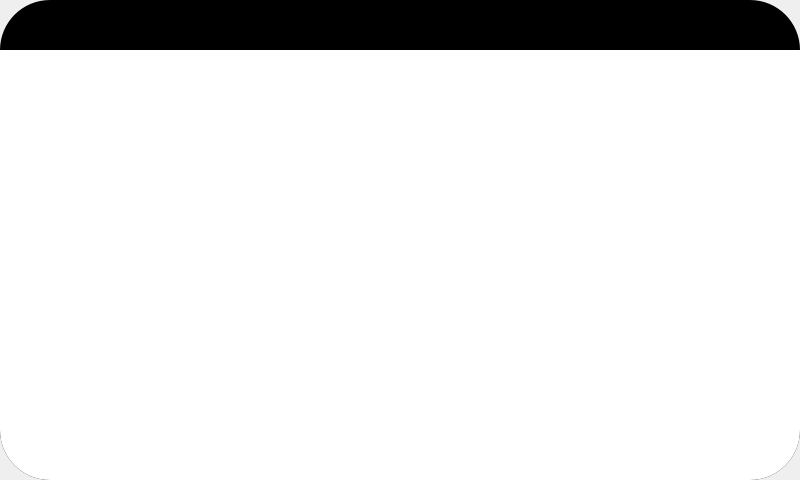
Above: loginwidget.ui from XinyuCraft/ShitChat before the change. Below: the same form after it.
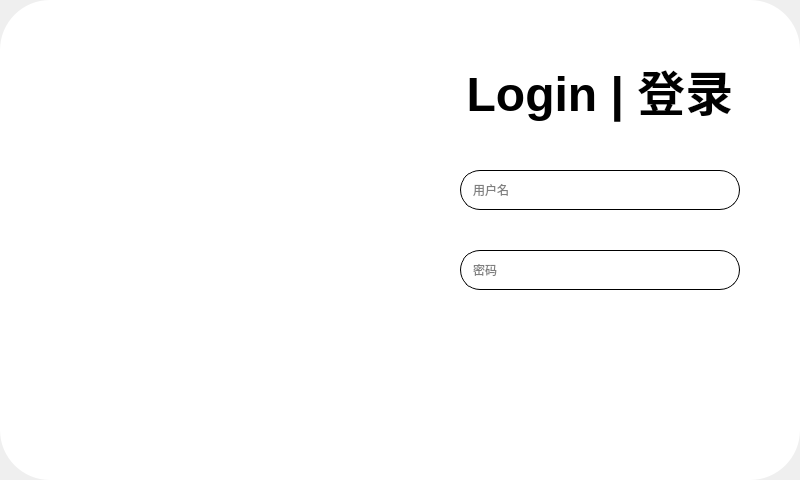
That is the form after the change. Icons and pictures are not drawn.

Diff of the .ui file:
```diff
--- a/loginwidget.ui
+++ b/loginwidget.ui
@@ -29,15 +29,50 @@
    <string notr="true">
 /* 窗口 */
 QFrame#frame {
-	background-color: rgb(0, 0, 0);
+	background-color: rgb(255, 255, 255);
 	border-radius:50px
 }
+
+QWidget#LoginPage {
+}
+
 /* 背景图片 */
 QLabel#background_image {
-	background-color: rgb(255, 255, 255);
-	border-image: url(:/image/sky.jpg) 0 0 0 0 stretch stretch;
-	border-bottom-left-radius: 50px;
-	border-bottom-right-radius: 50px;
+	background: qlineargradient(x1: 0, y1: 0, x2: 1, y2: 1,
+							stop: 0 rgb(113, 65, 168), stop: 1 rgba(44, 114, 251, 1));
+	border-radius:50px
+}
+/* 标题 */
+QLabel#TitleLabel {
+
+}
+/* 关闭按钮 */
+QPushButton#CloseButton {
+	border: none;
+	background: transparent;
+	qproperty-icon: url(:/image/close.png); 
+	qproperty-iconSize: 50px 50px;
+}
+/* 最小化按钮 */
+QPushButton#MinimizeButton {
+	border: none;
+	background: transparent;
+	qproperty-icon: url(:/image/minimize.png); 
+	qproperty-iconSize: 50px 50px;
+}
+
+/* 登录按钮 */
+QPushButton#LoginButton {
+	background: qlineargradient(x1: 0, y1: 0, x2: 1, y2: 1,
+							stop: 0 rgb(113, 65, 168), stop: 1 rgba(44, 114, 251, 1));
+	border-radius:20px;
+	color: rgb(255, 255, 255);
+}
+/* 输入框 */
+QLineEdit {
+	padding-left:10px;
+	border:1px solid black;
+	border-radius:20px
 }</string>
   </property>
   <widget class="QFrame" name="frame">
@@ -59,15 +94,122 @@
     <property name="geometry">
      <rect>
       <x>0</x>
-      <y>50</y>
-      <width>800</width>
-      <height>430</height>
+      <y>0</y>
+      <width>400</width>
+      <height>480</height>
      </rect>
     </property>
     <property name="text">
      <string/>
     </property>
    </widget>
+   <widget class="QStackedWidget" name="stackedWidget">
+    <property name="geometry">
+     <rect>
+      <x>400</x>
+      <y>0</y>
+      <width>400</width>
+      <height>480</height>
+     </rect>
+    </property>
+    <property name="currentIndex">
+     <number>0</number>
+    </property>
+    <widget class="QWidget" name="LoginPage">
+     <widget class="QLabel" name="LoginLabel">
+      <property name="geometry">
+       <rect>
+        <x>50</x>
+        <y>40</y>
+        <width>300</width>
+        <height>100</height>
+       </rect>
+      </property>
+      <property name="text">
+       <string>&lt;html&gt;&lt;head/&gt;&lt;body&gt;&lt;p align=&quot;center&quot;&gt;&lt;span style=&quot; font-size:36pt; font-weight:700;&quot;&gt;Login | 登录&lt;/span&gt;&lt;/p&gt;&lt;/body&gt;&lt;/html&gt;</string>
+      </property>
+     </widget>
+     <widget class="QLineEdit" name="UserNameLineEdit">
+      <property name="geometry">
+       <rect>
+        <x>60</x>
+        <y>170</y>
+        <width>280</width>
+        <height>40</height>
+       </rect>
+      </property>
+      <property name="inputMask">
+       <string/>
+      </property>
+      <property name="text">
+       <string/>
+      </property>
+      <property name="placeholderText">
+       <string>用户名</string>
+      </property>
+     </widget>
+     <widget class="QLineEdit" name="PassWordLineEdit">
+      <property name="geometry">
+       <rect>
+        <x>60</x>
+        <y>250</y>
+        <width>280</width>
+        <height>40</height>
+       </rect>
+      </property>
+      <property name="text">
+       <string/>
+      </property>
+      <property name="frame">
+       <bool>true</bool>
+      </property>
+      <property name="echoMode">
+       <enum>QLineEdit::Password</enum>
+      </property>
+      <property name="placeholderText">
+       <string>密码</string>
+      </property>
+     </widget>
+     <widget class="QPushButton" name="LoginButton">
+      <property name="geometry">
+       <rect>
+        <x>50</x>
+        <y>370</y>
+        <width>301</width>
+        <height>51</height>
+       </rect>
+      </property>
+      <property name="text">
+       <string>登录</string>
+      </property>
+     </widget>
+    </widget>
+    <widget class="QWidget" name="RegisterPage">
+     <widget class="QLabel" name="RegisterLabel">
+      <property name="geometry">
+       <rect>
+        <x>0</x>
+        <y>40</y>
+        <width>400</width>
+        <height>100</height>
+       </rect>
+      </property>
+      <property name="text">
+       <string>&lt;html&gt;&lt;head/&gt;&lt;body&gt;&lt;p align=&quot;center&quot;&gt;&lt;span style=&quot; font-size:36pt; font-weight:700;&quot;&gt;Register | 注册&lt;/span&gt;&lt;/p&gt;&lt;/body&gt;&lt;/html&gt;</string>
+      </property>
+     </widget>
+     <widget class="QLineEdit" name="lineEdit">
+      <property name="geometry">
+       <rect>
+        <x>60</x>
+        <y>240</y>
+        <width>181</width>
+        <height>41</height>
+       </rect>
+      </property>
+     </widget>
+    </widget>
+   </widget>
   </widget>
  </widget>
  <resources/>
```
